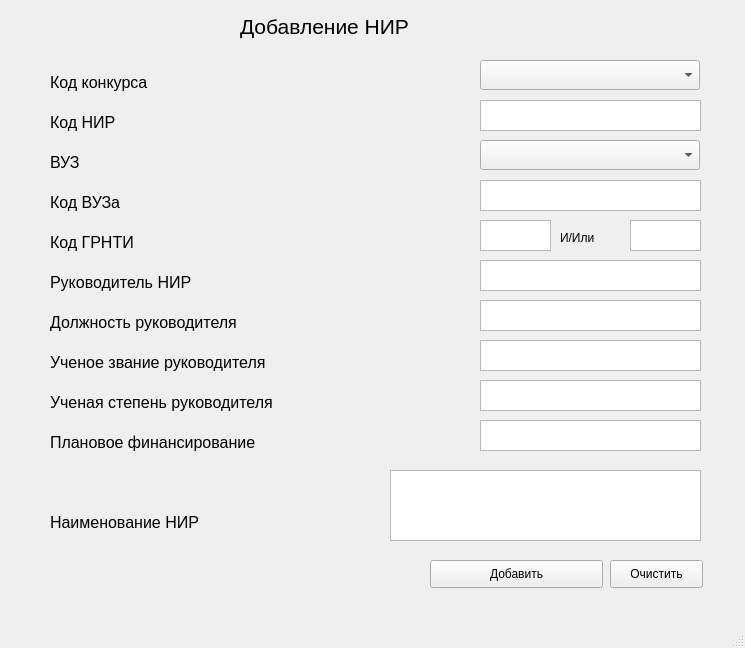
First picture: the form in AddForm.ui, repository Kerensk1y/lab_subd, before the edit.
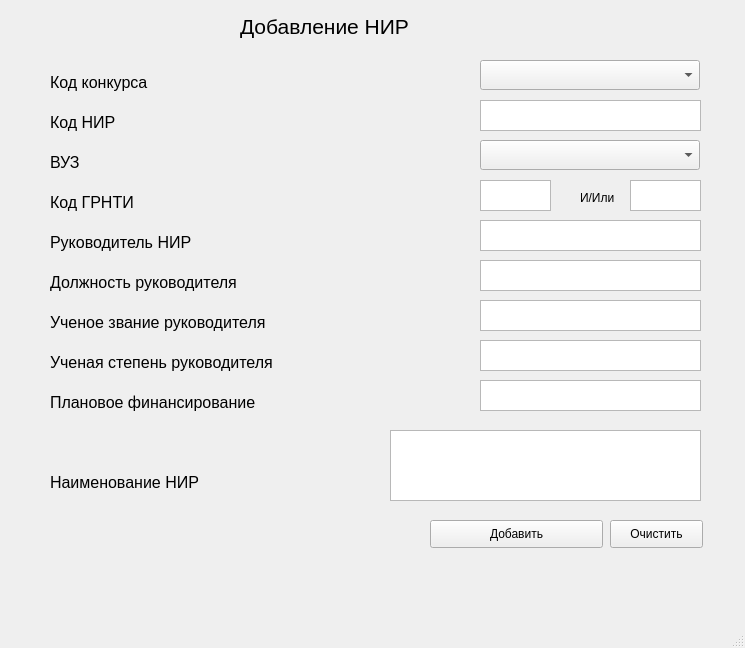
Second picture: the form after the edit.

```diff
--- a/AddForm.ui
+++ b/AddForm.ui
@@ -18,7 +18,7 @@
     <property name="geometry">
      <rect>
       <x>50</x>
-      <y>230</y>
+      <y>190</y>
       <width>100</width>
       <height>24</height>
      </rect>
@@ -36,7 +36,7 @@
     <property name="geometry">
      <rect>
       <x>50</x>
-      <y>430</y>
+      <y>390</y>
       <width>251</width>
       <height>24</height>
      </rect>
@@ -50,29 +50,11 @@
      <string>Плановое финансирование</string>
     </property>
    </widget>
-   <widget class="QLabel" name="label_5">
-    <property name="geometry">
-     <rect>
-      <x>50</x>
-      <y>190</y>
-      <width>86</width>
-      <height>24</height>
-     </rect>
-    </property>
-    <property name="font">
-     <font>
-      <pointsize>12</pointsize>
-     </font>
-    </property>
-    <property name="text">
-     <string>Код ВУЗа</string>
-    </property>
-   </widget>
    <widget class="QLabel" name="label_7">
     <property name="geometry">
      <rect>
       <x>50</x>
-      <y>310</y>
+      <y>270</y>
       <width>234</width>
       <height>24</height>
      </rect>
@@ -90,7 +72,7 @@
     <property name="geometry">
      <rect>
       <x>430</x>
-      <y>560</y>
+      <y>520</y>
       <width>173</width>
       <height>28</height>
      </rect>
@@ -157,7 +139,7 @@
     <property name="geometry">
      <rect>
       <x>50</x>
-      <y>270</y>
+      <y>230</y>
       <width>170</width>
       <height>24</height>
      </rect>
@@ -175,7 +157,7 @@
     <property name="geometry">
      <rect>
       <x>50</x>
-      <y>390</y>
+      <y>350</y>
       <width>278</width>
       <height>24</height>
      </rect>
@@ -211,7 +193,7 @@
     <property name="geometry">
      <rect>
       <x>610</x>
-      <y>560</y>
+      <y>520</y>
       <width>93</width>
       <height>28</height>
      </rect>
@@ -224,7 +206,7 @@
     <property name="geometry">
      <rect>
       <x>50</x>
-      <y>350</y>
+      <y>310</y>
       <width>269</width>
       <height>24</height>
      </rect>
@@ -242,7 +224,7 @@
     <property name="geometry">
      <rect>
       <x>50</x>
-      <y>510</y>
+      <y>470</y>
       <width>180</width>
       <height>24</height>
      </rect>
@@ -370,37 +352,27 @@
     <property name="geometry">
      <rect>
       <x>480</x>
-      <y>300</y>
-      <width>221</width>
-      <height>31</height>
-     </rect>
-    </property>
-   </widget>
-   <widget class="QTextEdit" name="textEdit_4">
-    <property name="geometry">
-     <rect>
-      <x>480</x>
       <y>260</y>
       <width>221</width>
       <height>31</height>
      </rect>
     </property>
    </widget>
+   <widget class="QTextEdit" name="textEdit_4">
+    <property name="geometry">
+     <rect>
+      <x>480</x>
+      <y>220</y>
+      <width>221</width>
+      <height>31</height>
+     </rect>
+    </property>
+   </widget>
    <widget class="QTextEdit" name="textEdit_7">
     <property name="geometry">
      <rect>
       <x>480</x>
-      <y>380</y>
-      <width>221</width>
-      <height>31</height>
-     </rect>
-    </property>
-   </widget>
-   <widget class="QTextEdit" name="textEdit_2">
-    <property name="geometry">
-     <rect>
-      <x>480</x>
-      <y>180</y>
+      <y>340</y>
       <width>221</width>
       <height>31</height>
      </rect>
@@ -440,7 +412,7 @@
     <property name="geometry">
      <rect>
       <x>480</x>
-      <y>340</y>
+      <y>300</y>
       <width>221</width>
       <height>31</height>
      </rect>
@@ -450,7 +422,7 @@
     <property name="geometry">
      <rect>
       <x>480</x>
-      <y>420</y>
+      <y>380</y>
       <width>221</width>
       <height>31</height>
      </rect>
@@ -460,7 +432,7 @@
     <property name="geometry">
      <rect>
       <x>390</x>
-      <y>470</y>
+      <y>430</y>
       <width>311</width>
       <height>71</height>
      </rect>
@@ -470,7 +442,7 @@
     <property name="geometry">
      <rect>
       <x>630</x>
-      <y>220</y>
+      <y>180</y>
       <width>71</width>
       <height>31</height>
      </rect>
@@ -487,7 +459,7 @@
     <property name="geometry">
      <rect>
       <x>480</x>
-      <y>220</y>
+      <y>180</y>
       <width>71</width>
       <height>31</height>
      </rect>
@@ -503,8 +475,8 @@
    <widget class="QLabel" name="label_13">
     <property name="geometry">
      <rect>
-      <x>560</x>
-      <y>230</y>
+      <x>580</x>
+      <y>190</y>
       <width>55</width>
       <height>16</height>
      </rect>
```
